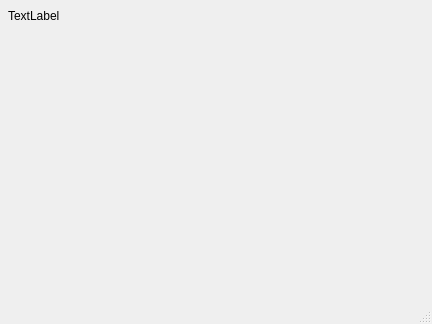
First picture: the form in ui/FigureDisplay.ui, repository z0gSh1u/ImageZhuo, before the edit.
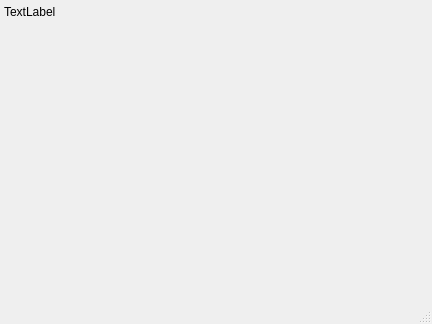
Second picture: the form after the edit.

```diff
--- a/ui/FigureDisplay.ui
+++ b/ui/FigureDisplay.ui
@@ -19,8 +19,8 @@
   <widget class="QLabel" name="lbl_display">
    <property name="geometry">
     <rect>
-     <x>8</x>
-     <y>8</y>
+     <x>4</x>
+     <y>4</y>
      <width>72</width>
      <height>15</height>
     </rect>
```
